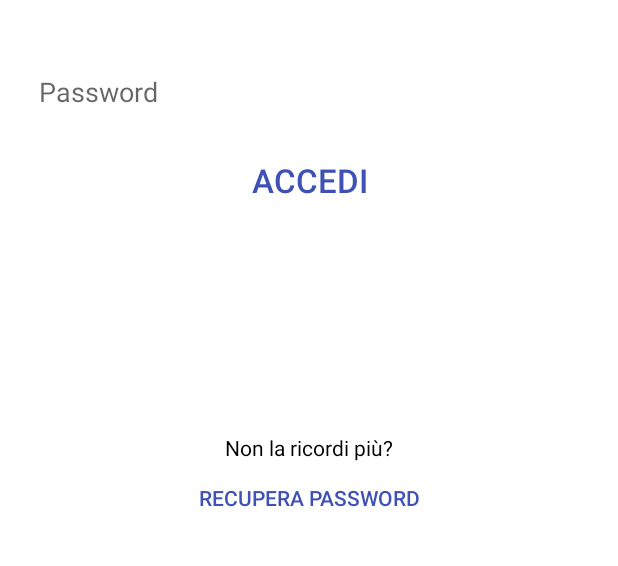
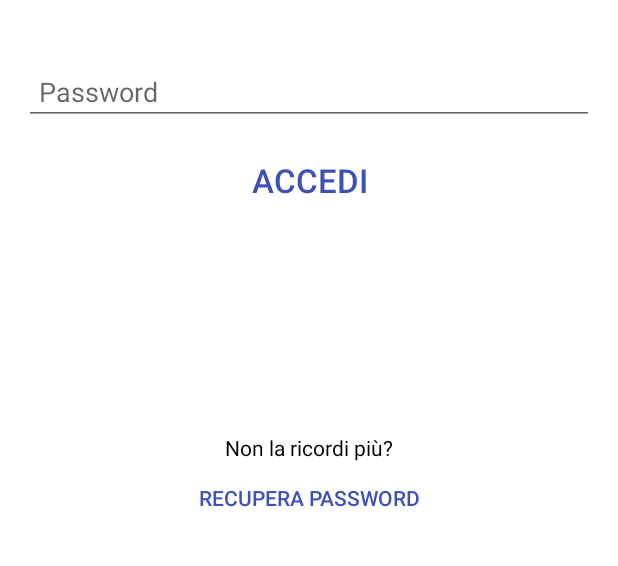
Before and after one commit to unipiazza/unipiazza-android-twostepslogin, an Android app: the screen it shows after launch (LoginActivity), after a tap on "AVANTI", on a phone screen of 412 x 824 dp, the part 508-1074 px from its top. Run offline under Robolectric (Android 15) with nearby library versions, the phone set to English and light mode, and no system bars; our stand-ins replace CircleImageView; libraries missing offline, so code that uses them is left out: io.codetail.animation, io.codetail.widget; plain views replace RevealLinearLayout; 1 statement that could not run was skipped.

Commit message:
ready for public version?

```diff
--- a/material2stepslogin/src/main/java/com/lorenzobraghetto/material2stepslogin/fragments/SecondStepFragment.java
+++ b/material2stepslogin/src/main/java/com/lorenzobraghetto/material2stepslogin/fragments/SecondStepFragment.java
@@ -58,7 +58,6 @@ public class SecondStepFragment extends Fragment implements View.OnKeyListener {
         buttonLogin = (Button) view.findViewById(R.id.buttonLogin);
 
         progressBarSecond.setVisibility(View.GONE);
-        editTextPassword.setBackgroundResource(mtsl.getEdittext_password_background());
 
         if (mtsl != null) {
             email.setText(mtsl.getEmail());
@@ -68,9 +67,11 @@ public class SecondStepFragment extends Fragment implements View.OnKeyListener {
                 buttonLogin.setTextColor(mtsl.getButton_login_text_color());
                 pass_forget.setTextColor(mtsl.getButton_login_text_color());
             }
+            if (mtsl.getEdittext_password_background() != 0)
+                editTextPassword.setBackgroundResource(mtsl.getEdittext_password_background());
+            buttonLogin.setBackgroundResource(mtsl.getButton_login_background());
         }
 
-        buttonLogin.setBackgroundResource(mtsl.getButton_login_background());
         buttonLogin.setOnClickListener(new View.OnClickListener() {
             @Override
             public void onClick(View v) {
```
